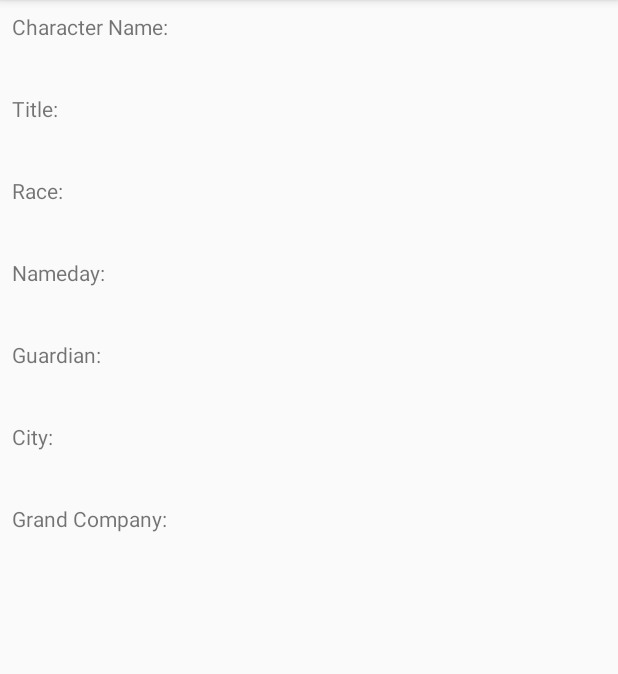
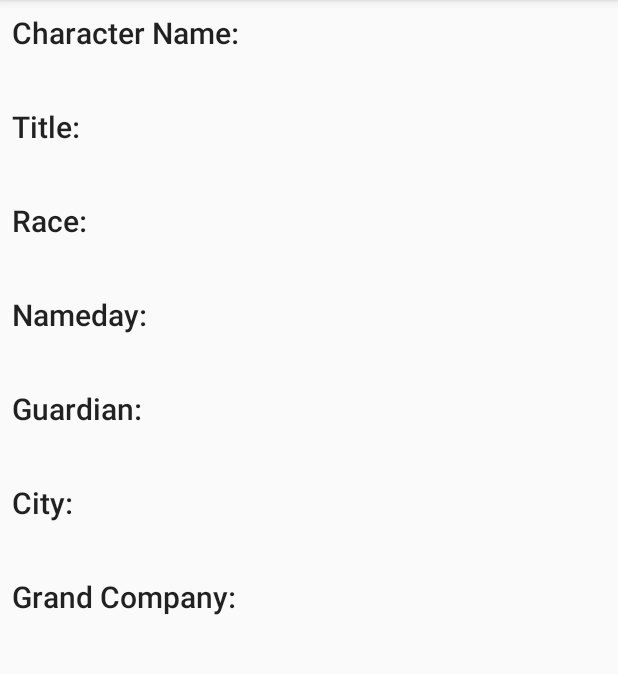
Before and after one commit to Chesire/EorzeanInfo, an Android app: the CharacterProfileFragment screen opened directly, with no data from a screen before it, on a phone screen of 412 x 824 dp, the part 84-758 px from its top. Run offline under Robolectric (Android 15) with nearby library versions, the phone set to English and light mode, and no system bars; our stand-ins replace ButterKnife, Dagger/Hilt's generated code; pictures from the network do not load; 12 statements that could not run were skipped.

```diff
--- a/EorzeanInfo/app/src/main/res/values/styles.xml
+++ b/EorzeanInfo/app/src/main/res/values/styles.xml
@@ -20,12 +20,12 @@
         <item name="android:textColor">?attr/colorControlActivated</item>
     </style>
 
-    <style name="ProfileTitleText">
+    <style name="ProfileTitleText" parent="TextAppearance.AppCompat.Title">
         <item name="android:layout_width">match_parent</item>
         <item name="android:layout_height">wrap_content</item>
     </style>
 
-    <style name="ProfileBodyText">
+    <style name="ProfileBodyText" parent="TextAppearance.AppCompat.Body2">
         <item name="android:layout_width">match_parent</item>
         <item name="android:layout_height">wrap_content</item>
         <item name="android:layout_marginBottom">16dp</item>
```
